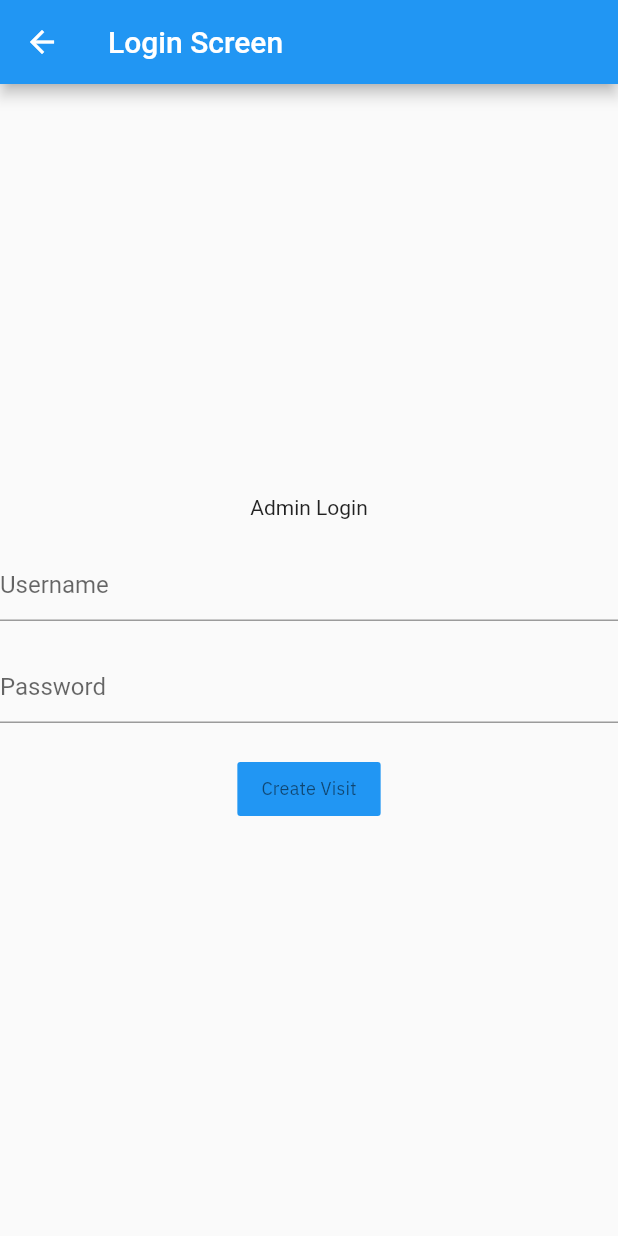
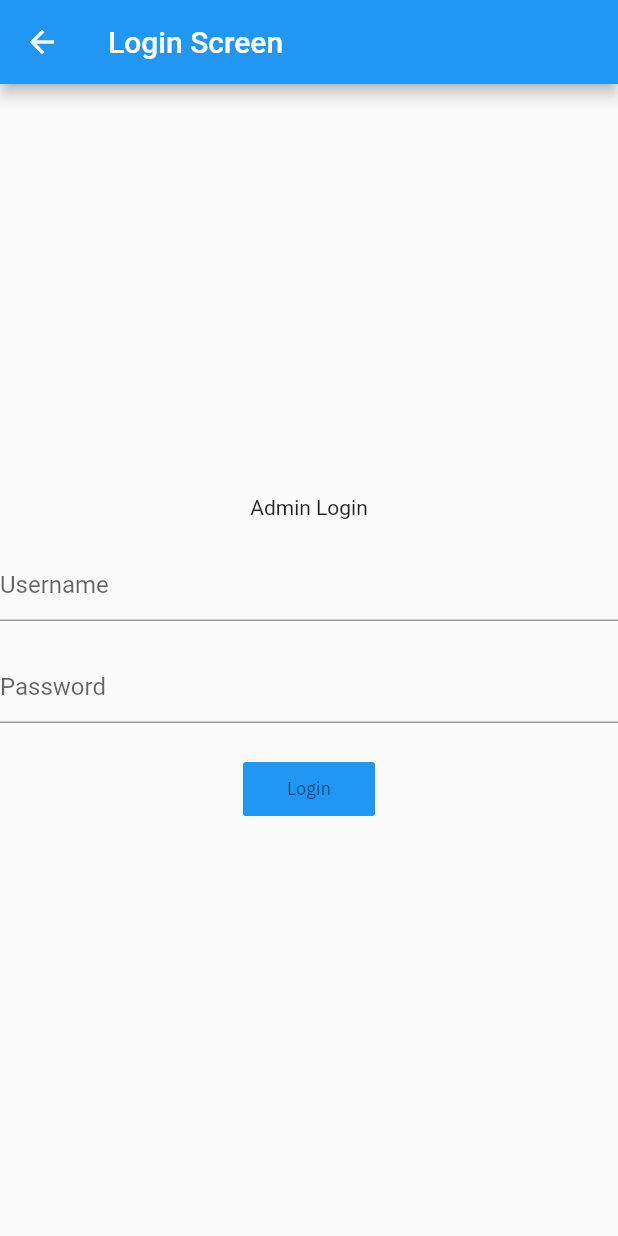
Before and after one commit to patelmeet341993/hms_admin, a Flutter app: the LoginScreen screen opened directly, on a phone screen of 412 x 824 dp. Run offline on Flutter 3.47's test engine with Material 2 defaults, Android fonts, the phone set to English and light mode, and no system bars; our stand-ins replace cloud_firestore, connectivity_plus, equatable, firebase_analytics, firebase_core, firebase_crashlytics and 6 more; accounts and stored records are empty.

Commit message:
showing string for login from AppStrings in login screen

```diff
--- a/lib/views/authentication/login_screen.dart
+++ b/lib/views/authentication/login_screen.dart
@@ -7,6 +7,7 @@ import 'package:admin/views/common/components/loading_widget.dart';
 import 'package:admin/views/common/components/modal_progress_hud.dart';
 import 'package:flutter/material.dart';
 
+import '../../configs/app_strings.dart';
 import '../../controllers/authentication_controller.dart';
 
 class LoginScreen extends StatefulWidget {
@@ -110,7 +111,7 @@ class _LoginScreenState extends State<LoginScreen> with MySafeState {
                     },
                     color: themeData.colorScheme.primary,
                     child: Text(
-                      "Create Visit",
+                      AppStrings.login,
                       style: AppTheme.getTextStyle(themeData.textTheme.caption!),
                     ),
                   ),
```
